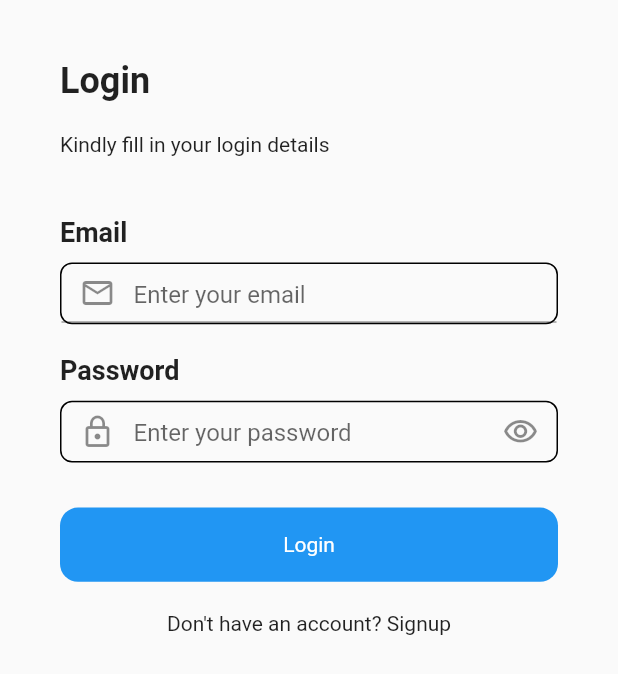
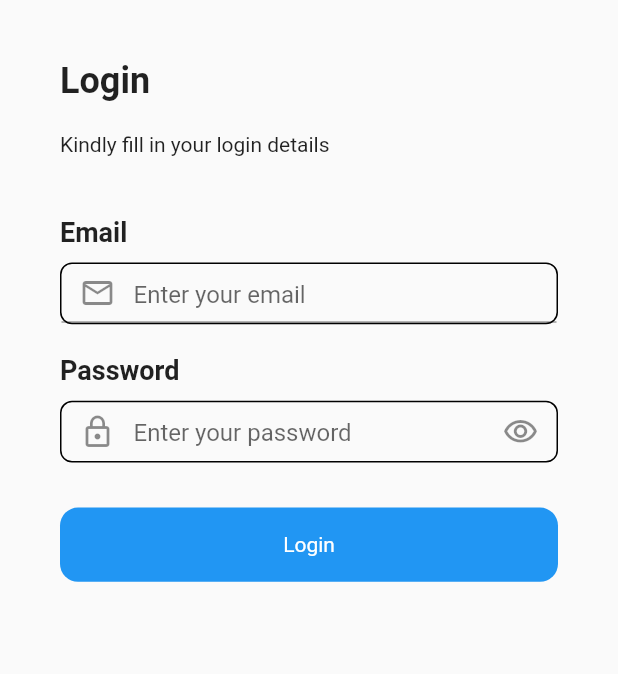
Before and after one commit to ayaj1021/quotes_app, a Flutter app: the screen it shows after launch, on a phone screen of 412 x 824 dp. Shown: the top 674 px of the screen. Run offline on Flutter 3.47's test engine with Material 2 defaults, Android fonts, the phone set to English and light mode, and no system bars; our stand-ins replace dio, flip_card, flutter_spinkit, nb_utils, shared_preferences; missing offline and left inert: flutter_flushbar.

Commit message:
new changes made

```diff
--- a/lib/src/view/auth/login_screen.dart
+++ b/lib/src/view/auth/login_screen.dart
@@ -125,20 +125,20 @@ class _LoginScreenState extends State<LoginScreen> {
                   },
                 ),
                 20.height,
-                Row(
-                  mainAxisAlignment: MainAxisAlignment.center,
-                  children: [
-                    GestureDetector(
-                      onTap: () {
-                        Navigator.pushReplacementNamed(context, '/signup');
-                      },
-                      child: const Text(
-                        'Don\'t have an account? Signup',
-                        style: AppTextStyle.bodyText,
-                      ),
-                    ),
-                  ],
-                )
+                // Row(
+                //   mainAxisAlignment: MainAxisAlignment.center,
+                //   children: [
+                //     GestureDetector(
+                //       onTap: () {
+                //         Navigator.pushReplacementNamed(context, '/signup');
+                //       },
+                //       child: const Text(
+                //         'Don\'t have an account? Signup',
+                //         style: AppTextStyle.bodyText,
+                //       ),
+                //     ),
+                //   ],
+                // )
               ],
             ),
           ),
```
Also changed, not shown: lib/src/view/home_page.dart (+5 -4 lines).
